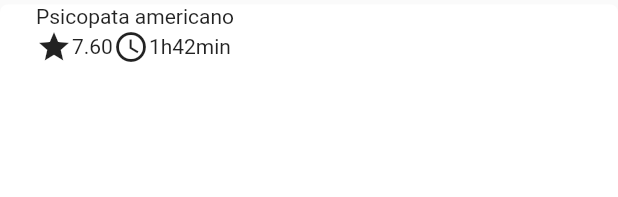
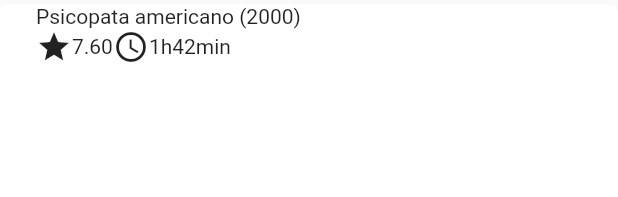
Before and after one commit to Gaudiot/MovieNight, a Flutter app: the CatalogMovieCard widget shown alone on an empty page, opened directly with sample values from the repository, after a tap on the "add circle outline" icon, on a phone screen of 412 x 824 dp. Shown: the top 197 px of the screen. Run offline on Flutter 3.47's test engine with Material 2 defaults, Android fonts, the phone set to English and light mode, and no system bars; drawn by our look-alikes of cached_network_image; our stand-ins replace dio, shared_preferences; accounts and stored records are empty; network calls fail.

Commit message:
block duplicate movies and exhibit movie year

```diff
--- a/lib/entities/movie.dart
+++ b/lib/entities/movie.dart
@@ -1,10 +1,7 @@
-import 'package:uuid/uuid.dart';
-
-const Uuid uuid = Uuid();
-
 class Movie implements Comparable<Movie>{
-  late String id;
+  late String _imdbId;
   final String title;
+  final int year;
   final String synopsis;
   final int runtime;
   final List<String> genres;
@@ -15,7 +12,9 @@ class Movie implements Comparable<Movie>{
   bool favorite = false;
 
   Movie({
+    required imdbId,
     required this.title,
+    required this.year,
     required this.runtime,
     required this.genres,
     required this.rating,
@@ -25,7 +24,15 @@ class Movie implements Comparable<Movie>{
     this.posterPath = "https://www.altavod.com/assets/images/poster-placeholder.png"
     // this.posterPath = "https://d994l96tlvogv.cloudfront.net/uploads/film/poster/poster-image-coming-soon-placeholder-no-logo-500-x-740_29376.png"
   }){
-    id = uuid.v4();
+    setImdbId(imdbId);
+  }
+
+  void setImdbId(String newImdbId){
+    _imdbId = newImdbId;
+  }
+
+  String getImdbId(){
+    return _imdbId;
   }
 
   @override
@@ -35,13 +42,11 @@ class Movie implements Comparable<Movie>{
     return -1;
   }
 
-  void _setMovieId(String newId){
-    id = newId;
-  }
-
   factory Movie.fromMap(Map map){
     Movie movie = Movie(
+      imdbId: map['imdbId'],
       title: map['title'],
+      year: map['year'],
       runtime: map['runtime'],
       genres: List<String>.from(map['genres']),
       rating: map['rating'],
@@ -50,15 +55,15 @@ class Movie implements Comparable<Movie>{
       favorite: map['favorite'],
       posterPath: map['posterPath']
     );
-    movie._setMovieId(map['id']);
 
     return movie;
   }
 
   Map toMap(){
     return {
-      'id': id,
+      'imdbId': _imdbId,
       'title': title,
+      'year': year,
       'runtime': runtime,
       'genres': genres,
       'rating': rating,
--- a/lib/repositories/movies_db/movies_mock_db.dart
+++ b/lib/repositories/movies_db/movies_mock_db.dart
@@ -2,49 +2,49 @@ import 'package:movie_night/entities/movie.dart';
 
 List<Movie> allMovies = [
   // Movie to Watch
-  Movie(title: "Psicopata americano", runtime: 102, genres: ["Crime", "Drama", "Horror"], rating: 7.6, watched: false, favorite: false),
-  Movie(title: "O enigma de outro mundo", runtime: 109, genres: ["Horror", "Mystery", "Sci-Fi"], rating: 8.2, watched: false, favorite: false),
-  Movie(title: "Tubarão", runtime: 124, genres: ["Adventure", "Mystery", "Thriller"], rating: 8.1, watched: false, favorite: false),
-  Movie(title: "Fogo contra fogo", runtime: 170, genres: ["Action", "Drama", "Crime"], rating: 8.3, watched: false, favorite: false),
-  Movie(title: "Top Gun: Ases indomáveis", runtime: 109, genres: ["Action", "Drama"], rating: 6.9, watched: false, favorite: false),
-  Movie(title: "Pulp Fiction - Tempo de violência", runtime: 154, genres: ["Crime", "Drama"], rating: 8.9, watched: false, favorite: false),
-  Movie(title: "Os garotos perdidos", runtime: 97, genres: ["Comedy", "Horror"], rating: 7.2, watched: false, favorite: false),
-  Movie(title: "Ed Wood", runtime: 127, genres: ["Biography", "Comedy", "Drama"], rating: 7.8, watched: false, favorite: false),
-  Movie(title: "Vidas em jogo", runtime: 129, genres: ["Drama", "Mystery", "Thriller"], rating: 7.7, watched: false, favorite: false),
-  Movie(title: "Quanto mais quente melhor", runtime: 121, genres: ["Comedy", "Music", "Romance"], rating: 8.2, watched: false, favorite: false),
-  Movie(title: "Alien - o 8º Passageiro", runtime: 117, genres: ["Horror", "Sci-Fi"], rating: 8.5, watched: false, favorite: false),
-  Movie(title: "O show de truman: O show da vida", runtime: 103, genres: ["Comedy", "Drama"], rating: 8.2, watched: false, favorite: false),
-  Movie(title: "Uma noite alucinante: A morte do demônio", runtime: 85, genres: ["Horror"], rating: 7.4, watched: false, favorite: false),
-  Movie(title: "Crepúsculo das águias", runtime: 156, genres: ["Action", "Drama", "Romance"], rating: 7.1, watched: false, favorite: false),
-  Movie(title: "Carros", runtime: 117, genres: ["Animation", "Adventure", "Comedy"], rating: 7.2, watched: false, favorite: false),
-  Movie(title: "Mad max: Estrada da fúria", runtime: 120, genres: ["Action", "Adventure", "Sci-Fi"], rating: 8.1, watched: false, favorite: false),
-  Movie(title: "Encontros e Desencontros", runtime: 102, genres: ["Comedy", "Drama"], rating: 7.7, watched: false, favorite: false),
-  Movie(title: "50%", runtime: 100, genres: ["Comedy", "Drama", "Romance"], rating: 7.6, watched: false, favorite: false),
-  Movie(title: "Star Wars: Episódio IV - Uma nova esperança", runtime: 121, genres: ["Action", "Adventure", "Fantasy"], rating: 8.6, watched: false, favorite: false),
-  Movie(title: "Mulher-Maravilha", runtime: 141, genres: ["Action", "Adventure", "Fantasy"], rating: 7.4, watched: false, favorite: false),
-  Movie(title: "Whiplash: Em busca da perfeição", runtime: 106, genres: ["Drama", "Music"], rating: 8.5, watched: false, favorite: false),
-  Movie(title: "O irlandês", runtime: 209, genres: ["Biography", "Crime", "Drama"], rating: 7.8, watched: false, favorite: false),
-  Movie(title: "Os goonies", runtime: 114, genres: ["Adventure", "Comedy", "Family"], rating: 7.7, watched: false, favorite: false),
+  Movie(imdbId: "01",title: "Psicopata americano", year: 2000, runtime: 102, genres: ["Crime", "Drama", "Horror"], rating: 7.6, watched: false, favorite: false),
+  Movie(imdbId: "02",title: "O enigma de outro mundo", year: 2000, runtime: 109, genres: ["Horror", "Mystery", "Sci-Fi"], rating: 8.2, watched: false, favorite: false),
+  Movie(imdbId: "03",title: "Tubarão", year: 2000, runtime: 124, genres: ["Adventure", "Mystery", "Thriller"], rating: 8.1, watched: false, favorite: false),
+  Movie(imdbId: "04",title: "Fogo contra fogo", year: 2000, runtime: 170, genres: ["Action", "Drama", "Crime"], rating: 8.3, watched: false, favorite: false),
+  Movie(imdbId: "05",title: "Top Gun: Ases indomáveis", year: 2000, runtime: 109, genres: ["Action", "Drama"], rating: 6.9, watched: false, favorite: false),
+  Movie(imdbId: "06",title: "Pulp Fiction - Tempo de violência", year: 2000, runtime: 154, genres: ["Crime", "Drama"], rating: 8.9, watched: false, favorite: false),
+  Movie(imdbId: "07",title: "Os garotos perdidos", year: 2000, runtime: 97, genres: ["Comedy", "Horror"], rating: 7.2, watched: false, favorite: false),
+  Movie(imdbId: "08",title: "Ed Wood", year: 2000, runtime: 127, genres: ["Biography", "Comedy", "Drama"], rating: 7.8, watched: false, favorite: false),
+  Movie(imdbId: "09",title: "Vidas em jogo", year: 2000, runtime: 129, genres: ["Drama", "Mystery", "Thriller"], rating: 7.7, watched: false, favorite: false),
+  Movie(imdbId: "10",title: "Quanto mais quente melhor", year: 2000, runtime: 121, genres: ["Comedy", "Music", "Romance"], rating: 8.2, watched: false, favorite: false),
+  Movie(imdbId: "11",title: "Alien - o 8º Passageiro", year: 2000, runtime: 117, genres: ["Horror", "Sci-Fi"], rating: 8.5, watched: false, favorite: false),
+  Movie(imdbId: "12",title: "O show de truman: O show da vida", year: 2000, runtime: 103, genres: ["Comedy", "Drama"], rating: 8.2, watched: false, favorite: false),
+  Movie(imdbId: "13",title: "Uma noite alucinante: A morte do demônio", year: 2000, runtime: 85, genres: ["Horror"], rating: 7.4, watched: false, favorite: false),
+  Movie(imdbId: "14",title: "Crepúsculo das águias", year: 2000, runtime: 156, genres: ["Action", "Drama", "Romance"], rating: 7.1, watched: false, favorite: false),
+  Movie(imdbId: "15",title: "Carros", year: 2000, runtime: 117, genres: ["Animation", "Adventure", "Comedy"], rating: 7.2, watched: false, favorite: false),
+  Movie(imdbId: "16",title: "Mad max: Estrada da fúria", year: 2000, runtime: 120, genres: ["Action", "Adventure", "Sci-Fi"], rating: 8.1, watched: false, favorite: false),
+  Movie(imdbId: "17",title: "Encontros e Desencontros", year: 2000, runtime: 102, genres: ["Comedy", "Drama"], rating: 7.7, watched: false, favorite: false),
+  Movie(imdbId: "18",title: "50%", year: 2000, runtime: 100, genres: ["Comedy", "Drama", "Romance"], rating: 7.6, watched: false, favorite: false),
+  Movie(imdbId: "19",title: "Star Wars: Episódio IV - Uma nova esperança", year: 2000, runtime: 121, genres: ["Action", "Adventure", "Fantasy"], rating: 8.6, watched: false, favorite: false),
+  Movie(imdbId: "20",title: "Mulher-Maravilha", year: 2000, runtime: 141, genres: ["Action", "Adventure", "Fantasy"], rating: 7.4, watched: false, favorite: false),
+  Movie(imdbId: "21",title: "Whiplash: Em busca da perfeição", year: 2000, runtime: 106, genres: ["Drama", "Music"], rating: 8.5, watched: false, favorite: false),
+  Movie(imdbId: "22",title: "O irlandês", year: 2000, runtime: 209, genres: ["Biography", "Crime", "Drama"], rating: 7.8, watched: false, favorite: false),
+  Movie(imdbId: "23",title: "Os goonies", year: 2000, runtime: 114, genres: ["Adventure", "Comedy", "Family"], rating: 7.7, watched: false, favorite: false),
   // Movies watched
-  Movie(title: "O rei leão", runtime: 88, genres: ["Animation", "Adventure", "Drama"], rating: 8.5, watched: true, favorite: false),
-  Movie(title: "12 homens e uma sentença", runtime: 96, genres: ["Crime", "Drama"], rating: 9.0, watched: true, favorite: false),
-  Movie(title: "Ernest & Célestine", runtime: 80, genres: ["Animation", "Adventure", "Comedy"], rating: 7.8, watched: true, favorite: false),
-  Movie(title: "Os donos da rua", runtime: 112, genres: ["Crime", "Drama"], rating: 7.8, watched: true, favorite: false),
-  Movie(title: "Curtindo a vida adoidado", runtime: 103, genres: ["Comedy"], rating: 7.8, watched: true, favorite: false),
-  Movie(title: "Bling Ring: A gangue de hollywood", runtime: 90, genres: ["Biography", "Crime", "Drama"], rating: 5.6, watched: true, favorite: false),
-  Movie(title: "Vida", runtime: 104, genres: ["Horror", "Sci-Fi", "Thriller"], rating: 6.6, watched: true, favorite: false),
-  Movie(title: "O mestre invencível", runtime: 111, genres: ["Action", "Comedy"], rating: 7.4, watched: true, favorite: false),
-  Movie(title: "A mosca", runtime: 96, genres: ["Drama", "Horror", "Sci-Fi"], rating: 7.6, watched: true, favorite: false),
-  Movie(title: "Batman begins", runtime: 140, genres: ["Action", "Crime", "Drama"], rating: 8.2, watched: true, favorite: false),
-  Movie(title: "Amnésia", runtime: 113, genres: ["Mystery", "Thriller"], rating: 8.4, watched: true, favorite: false),
-  Movie(title: "O predador", runtime: 107, genres: ["Action", "Adventure", "Horror"], rating: 7.8, watched: true, favorite: false),
+  Movie(imdbId: "24",title: "O rei leão", year: 2000, runtime: 88, genres: ["Animation", "Adventure", "Drama"], rating: 8.5, watched: true, favorite: false),
+  Movie(imdbId: "25",title: "12 homens e uma sentença", year: 2000, runtime: 96, genres: ["Crime", "Drama"], rating: 9.0, watched: true, favorite: false),
+  Movie(imdbId: "26",title: "Ernest & Célestine", year: 2000, runtime: 80, genres: ["Animation", "Adventure", "Comedy"], rating: 7.8, watched: true, favorite: false),
+  Movie(imdbId: "27",title: "Os donos da rua", year: 2000, runtime: 112, genres: ["Crime", "Drama"], rating: 7.8, watched: true, favorite: false),
+  Movie(imdbId: "28",title: "Curtindo a vida adoidado", year: 2000, runtime: 103, genres: ["Comedy"], rating: 7.8, watched: true, favorite: false),
+  Movie(imdbId: "29",title: "Bling Ring: A gangue de hollywood", year: 2000, runtime: 90, genres: ["Biography", "Crime", "Drama"], rating: 5.6, watched: true, favorite: false),
+  Movie(imdbId: "30",title: "Vida", year: 2000, runtime: 104, genres: ["Horror", "Sci-Fi", "Thriller"], rating: 6.6, watched: true, favorite: false),
+  Movie(imdbId: "31",title: "O mestre invencível", year: 2000, runtime: 111, genres: ["Action", "Comedy"], rating: 7.4, watched: true, favorite: false),
+  Movie(imdbId: "32",title: "A mosca", year: 2000, runtime: 96, genres: ["Drama", "Horror", "Sci-Fi"], rating: 7.6, watched: true, favorite: false),
+  Movie(imdbId: "33",title: "Batman begins", year: 2000, runtime: 140, genres: ["Action", "Crime", "Drama"], rating: 8.2, watched: true, favorite: false),
+  Movie(imdbId: "34",title: "Amnésia", year: 2000, runtime: 113, genres: ["Mystery", "Thriller"], rating: 8.4, watched: true, favorite: false),
+  Movie(imdbId: "35",title: "O predador", year: 2000, runtime: 107, genres: ["Action", "Adventure", "Horror"], rating: 7.8, watched: true, favorite: false),
   // Favorite movies
-  Movie(title: "Loucademia de polícia", runtime: 96, genres: ["Comedy"], rating: 6.7, watched: true, favorite: true),
-  Movie(title: "Por um punhado de dólares", runtime: 99, genres: ["Action", "Drama", "Western"], rating: 7.9, watched: true, favorite: true),
-  Movie(title: "Atômica", runtime: 115, genres: ["Action", "thriller"], rating: 6.7, watched: true, favorite: true),
-  Movie(title: "Zootopia", runtime: 108, genres: ["Animation", "Adventure", "Comedy"], rating: 8.0, watched: true, favorite: true),
-  Movie(title: "Ace Ventura: Um detetive diferente", runtime: 86, genres: ["Comedy"], rating: 6.9, watched: true, favorite: true),
-  Movie(title: "Taxi Driver: Motorista de táxi", runtime: 114, genres: ["Crime", "Drama"], rating: 8.2, watched: true, favorite: true),
-  Movie(title: "A caça", runtime: 115, genres: ["Drama"], rating: 8.3, watched: true, favorite: true),
-  Movie(title: "Metrópolis", runtime: 153, genres: ["Drama", "Sci-Fi"], rating: 8.3, watched: true, favorite: true),
+  Movie(imdbId: "36",title: "Loucademia de polícia", year: 2000, runtime: 96, genres: ["Comedy"], rating: 6.7, watched: true, favorite: true),
+  Movie(imdbId: "37",title: "Por um punhado de dólares", year: 2000, runtime: 99, genres: ["Action", "Drama", "Western"], rating: 7.9, watched: true, favorite: true),
+  Movie(imdbId: "38",title: "Atômica", year: 2000, runtime: 115, genres: ["Action", "thriller"], rating: 6.7, watched: true, favorite: true),
+  Movie(imdbId: "39",title: "Zootopia", year: 2000, runtime: 108, genres: ["Animation", "Adventure", "Comedy"], rating: 8.0, watched: true, favorite: true),
+  Movie(imdbId: "40",title: "Ace Ventura: Um detetive diferente", year: 2000, runtime: 86, genres: ["Comedy"], rating: 6.9, watched: true, favorite: true),
+  Movie(imdbId: "41",title: "Taxi Driver: Motorista de táxi", year: 2000, runtime: 114, genres: ["Crime", "Drama"], rating: 8.2, watched: true, favorite: true),
+  Movie(imdbId: "42",title: "A caça", year: 2000, runtime: 115, genres: ["Drama"], rating: 8.3, watched: true, favorite: true),
+  Movie(imdbId: "43",title: "Metrópolis", year: 2000, runtime: 153, genres: ["Drama", "Sci-Fi"], rating: 8.3, watched: true, favorite: true),
 ];
--- a/lib/repositories/movies_db/movies_repository.dart
+++ b/lib/repositories/movies_db/movies_repository.dart
@@ -21,9 +21,18 @@ class MoviesRepository {
     return movies;
   }
 
+  static Future<Movie?> findMovieById(String id) async{
+    List<Movie> movies = await getMovies();
+    int movieIndex = movies.indexWhere((movie) => movie.getImdbId() == id);
+
+    if(movieIndex == -1) return null;
+
+    return movies[movieIndex];
+  }
+
   static Future<void> toggleWatchMovie(String movieId) async{
     List<Movie> movies = await getMovies();
-    int movieIndex = movies.indexWhere((movie) => movie.id == movieId);
+    int movieIndex = movies.indexWhere((movie) => movie.getImdbId() == movieId);
     movies[movieIndex].watched = !movies[movieIndex].watched;
 
     await saveMovies(movies);
@@ -31,20 +40,21 @@ class MoviesRepository {
 
   static Future<void> deleteById(String movieId) async{
     List<Movie> movies = await getMovies();
-    movies.removeWhere((movie) => movie.id == movieId);
+    movies.removeWhere((movie) => movie.getImdbId()== movieId);
 
     await saveMovies(movies);
   }
 
   static Future<void> toggleFavoriteMovie(String movieId) async{
     List<Movie> movies = await getMovies();
-    int movieIndex = movies.indexWhere((movie) => movie.id == movieId);
+    int movieIndex = movies.indexWhere((movie) => movie.getImdbId() == movieId);
     movies[movieIndex].favorite = !movies[movieIndex].favorite;
 
     await saveMovies(movies);
   }
 
   static Future<void> addMovieToPlanning(Movie movie) async{
+    if((await findMovieById(movie.getImdbId())) != null) return;
     List<Movie> movies = await getMovies();
     movies.add(movie);
 
--- a/lib/routes/dashboard/subroutes/catalog_route/components/catalog_movie_card.dart
+++ b/lib/routes/dashboard/subroutes/catalog_route/components/catalog_movie_card.dart
@@ -1,10 +1,7 @@
-import 'dart:convert';
-
 import 'package:flutter/material.dart';
 import 'package:movie_night/components/movie_card.dart';
 import 'package:movie_night/entities/movie.dart';
 import 'package:movie_night/repositories/movies_db/movies_repository.dart';
-import 'package:shared_preferences/shared_preferences.dart';
 
 class CatalogMovieCard extends StatefulWidget {
   final Movie movie;
@@ -16,17 +13,8 @@ class CatalogMovieCard extends StatefulWidget {
 }
 
 class _CatalogMovieCardState extends State<CatalogMovieCard> {
-  MoviesRepository moviesRepository = MoviesRepository();
-
-  Future<void> addMovieToPlanning() async{
-    // moviesRepository.addMovieToPlanning(widget.movie);
-
-
-    SharedPreferences _prefs = await SharedPreferences.getInstance();
-
-    List<String> encodedMovies = _prefs.getStringList("@MovieNight/movies") ?? [];
-    encodedMovies.add(jsonEncode(widget.movie.toMap()));
-    await _prefs.setStringList("@MovieNight/movies", encodedMovies);
+  Future<void> addMovieToPlanning(Movie movie) async{
+    MoviesRepository.addMovieToPlanning(movie);
 
     ScaffoldMessenger.of(context).showSnackBar(const SnackBar(
       content: Text("Movie added to list"),
@@ -34,16 +22,33 @@ class _CatalogMovieCardState extends State<CatalogMovieCard> {
     ));
   }
 
+  Future<bool> checkMovieOnList(String movieId) async{
+    Movie? movie = await MoviesRepository.findMovieById(movieId);
+
+    return (movie != null);
+  }
+
   @override
   Widget build(BuildContext context) {
+    Movie movie = widget.movie;
+
+    return FutureBuilder(
+      future: checkMovieOnList(movie.getImdbId()),
+      builder: (context, snapshot) {
+        if(!snapshot.hasData || snapshot.hasError) return Placeholder();
+
+        final bool isMovieOnList = snapshot.requireData;
+
         return MovieCard(
-      movie: widget.movie,
+          movie: movie,
           buttons: [
             IconButton(
-          onPressed: addMovieToPlanning,
+              onPressed: (isMovieOnList) ? null : () => {addMovieToPlanning(movie)},
               icon: const Icon(Icons.add_circle_outline)
             )
           ],
         );
+      },
+    );
   }
 }
--- a/lib/routes/dashboard/subroutes/catalog_route/components/hidden_movie.dart
+++ b/lib/routes/dashboard/subroutes/catalog_route/components/hidden_movie.dart
@@ -3,7 +3,9 @@ import 'package:movie_night/components/movie_card.dart';
 import 'package:movie_night/entities/movie.dart';
 
 Movie twixMovie = Movie(
+  imdbId: "fofolinda",
   title: "Twix: Uma fofolinda na perfeição",
+  year: 2022,
   runtime: 722,
   rating: 10,
   genres: ["Romance", "Action"],
--- a/lib/routes/dashboard/subroutes/planning_route/components/planning_movie_card.dart
+++ b/lib/routes/dashboard/subroutes/planning_route/components/planning_movie_card.dart
@@ -11,14 +11,14 @@ class PlanningMovieCard extends StatelessWidget{
   PlanningMovieCard({super.key, required this.movie, required this.onAction});
 
   Future<void> removeMovie() async{
-    final String movieId = movie.id;
+    final String movieId = movie.getImdbId();
     await MoviesRepository.deleteById(movieId);
 
     onAction();
   }
 
   Future<void> markAsWatched() async{
-    final String movieId = movie.id;
+    final String movieId = movie.getImdbId();
     await MoviesRepository.toggleWatchMovie(movieId);
 
     onAction();
--- a/lib/routes/dashboard/subroutes/watched_route/components/watched_movie_card.dart
+++ b/lib/routes/dashboard/subroutes/watched_route/components/watched_movie_card.dart
@@ -12,14 +12,14 @@ class WatchedMovieCard extends StatelessWidget{
   WatchedMovieCard({super.key, required this.movie, required this.onAction});
 
   Future<void> toggleFavorite() async{
-    final String movieId = movie.id;
+    final String movieId = movie.getImdbId();
     await MoviesRepository.toggleFavoriteMovie(movieId);
 
     onAction();
   }
 
   Future<void> markAsUnwatched() async{
-    final String movieId = movie.id;
+    final String movieId = movie.getImdbId();
     await MoviesRepository.toggleWatchMovie(movieId);
     if(movie.favorite) await MoviesRepository.toggleFavoriteMovie(movieId);
 
```
Also changed, not shown: lib/components/movie_card.dart (+1 -29 lines), lib/routes/dashboard/subroutes/catalog_route/catalog.dart (+7 -1 lines), lib/routes/movie_detail/movie_detail.dart (+9 -0 lines), lib/services/apis/tmdb_api.dart (+7 -1 lines), pubspec.lock. Lines whose indentation alone changed are shown as unchanged.
